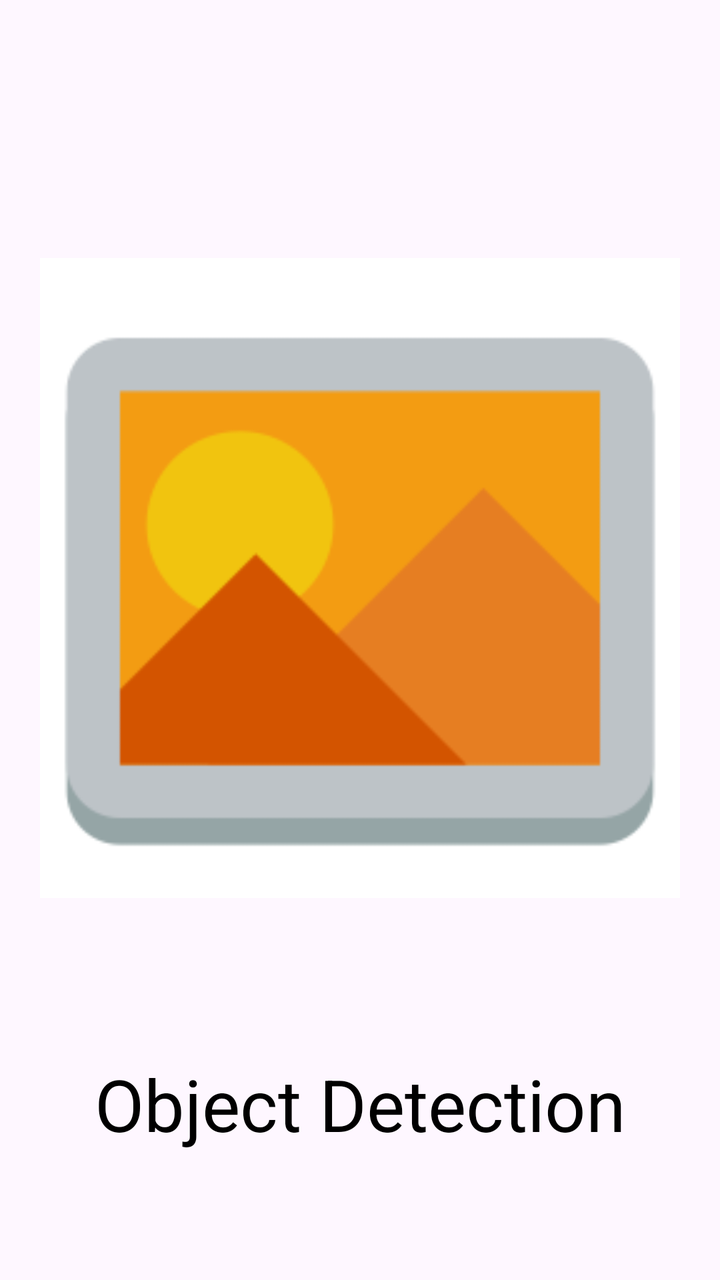
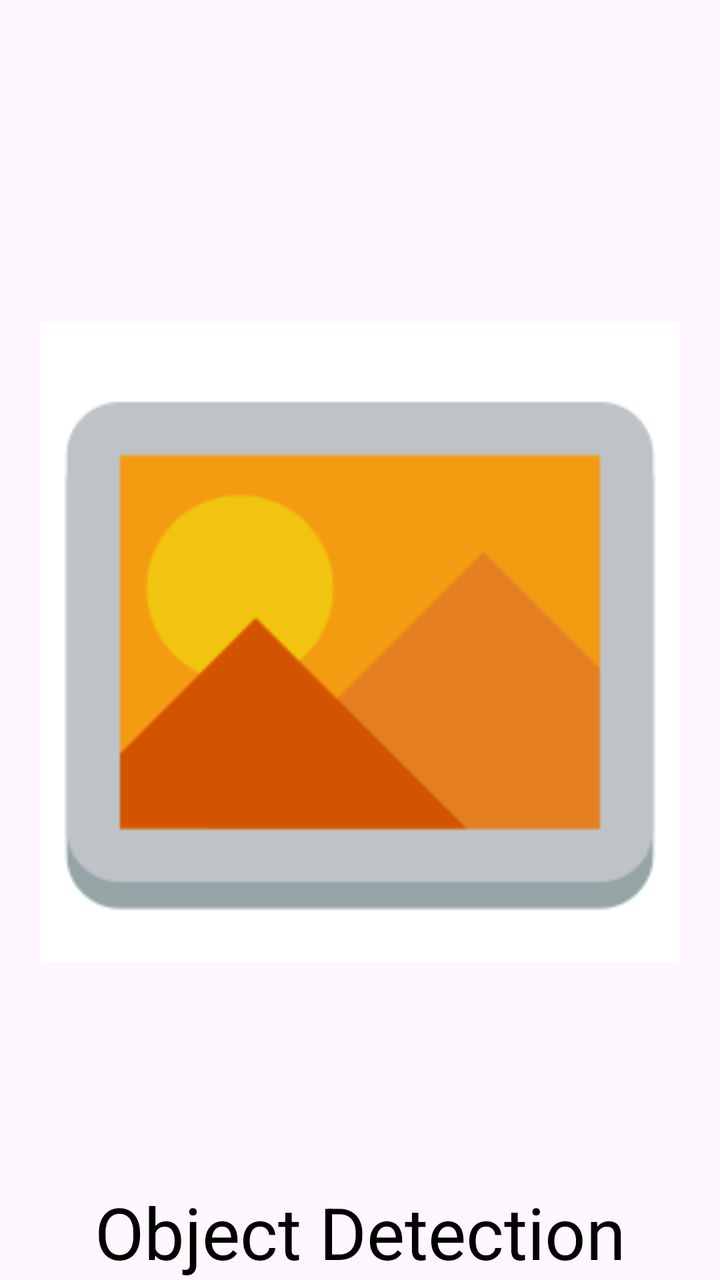

Screens rendered from an Android XML layout before and after an edit, with the pre-edit source and the edit as a unified diff.
<!-- AndroidManifest.xml: application theme Theme.ImagePicker -->
<!-- res/layout/activity_main.xml -->
<?xml version="1.0" encoding="utf-8"?>
<androidx.constraintlayout.widget.ConstraintLayout xmlns:android="http://schemas.android.com/apk/res/android"
    xmlns:app="http://schemas.android.com/apk/res-auto"
    xmlns:tools="http://schemas.android.com/tools"
    android:layout_width="match_parent"
    android:layout_height="match_parent"
    tools:context=".MainActivity">

    <ImageView
        android:id="@+id/imageView"
        android:layout_width="350dp"
        android:layout_height="350dp"
        android:layout_marginStart="15dp"
        android:layout_marginLeft="15dp"
        android:layout_marginTop="50dp"
        android:layout_marginEnd="15dp"
        android:layout_marginRight="15dp"
        android:padding="15dp"
        android:scaleType="fitCenter"
        android:rotation="90"
        app:layout_constraintBottom_toTopOf="@+id/textView2"
        app:layout_constraintEnd_toEndOf="parent"
        app:layout_constraintHorizontal_bias="0.5"
        app:layout_constraintStart_toStartOf="parent"
        app:layout_constraintTop_toTopOf="parent"
        app:srcCompat="@drawable/img" />

    <TextView
        android:id="@+id/textView2"
        android:layout_width="wrap_content"
        android:layout_height="wrap_content"
        android:text="Object Detection"
        android:textColor="@color/black"
        android:textSize="36sp"
        app:layout_constraintBottom_toBottomOf="parent"
        app:layout_constraintEnd_toEndOf="parent"
        app:layout_constraintHorizontal_bias="0.5"
        app:layout_constraintStart_toStartOf="parent"
        app:layout_constraintTop_toBottomOf="@+id/imageView" />

</androidx.constraintlayout.widget.ConstraintLayout>
<!-- resources referenced by this layout -->
<resources>
  <color name="black">#FF000000</color>
  <!-- drawable img: png bitmap (drawable-v24, 4582 bytes) -->
  <style name="Theme.ImagePicker" parent="Base.Theme.ImagePicker" />
  <style name="Base.Theme.ImagePicker" parent="Theme.Material3.DayNight.NoActionBar">
          
          
      </style>
</resources>

<!-- the commit's change to res/layout/activity_main.xml (unified diff, before → after) -->
@@ -6,24 +6,38 @@
     android:layout_height="match_parent"
     tools:context=".MainActivity">
 
-    <ImageView
-        android:id="@+id/imageView"
+
+    <FrameLayout
+        android:id="@+id/imageLayer"
         android:layout_width="350dp"
         android:layout_height="350dp"
         android:layout_marginStart="15dp"
-        android:layout_marginLeft="15dp"
         android:layout_marginTop="50dp"
         android:layout_marginEnd="15dp"
-        android:layout_marginRight="15dp"
         android:padding="15dp"
-        android:scaleType="fitCenter"
-        android:rotation="90"
-        app:layout_constraintBottom_toTopOf="@+id/textView2"
+        app:layout_constraintStart_toStartOf="parent"
         app:layout_constraintEnd_toEndOf="parent"
-        app:layout_constraintHorizontal_bias="0.5"
-        app:layout_constraintStart_toStartOf="parent"
         app:layout_constraintTop_toTopOf="parent"
-        app:srcCompat="@drawable/img" />
+        app:layout_constraintBottom_toTopOf="@+id/textView2">
+
+        <ImageView
+            android:id="@+id/imageView"
+            android:layout_width="match_parent"
+            android:layout_height="match_parent"
+            android:layout_marginStart="0dp"
+            android:layout_marginTop="0dp"
+            android:layout_marginEnd="0dp"
+            android:padding="0dp"
+            android:scaleType="fitCenter"
+            android:rotation="90"
+            app:layout_constraintBottom_toTopOf="@+id/textView2"
+            app:layout_constraintEnd_toEndOf="parent"
+            app:layout_constraintHorizontal_bias="0.5"
+            app:layout_constraintStart_toStartOf="parent"
+            app:layout_constraintTop_toTopOf="parent"
+            app:srcCompat="@drawable/img" />
+
+    </FrameLayout>
 
     <TextView
         android:id="@+id/textView2"
@@ -38,4 +52,6 @@
         app:layout_constraintStart_toStartOf="parent"
         app:layout_constraintTop_toBottomOf="@+id/imageView" />
 
+
+
 </androidx.constraintlayout.widget.ConstraintLayout>
